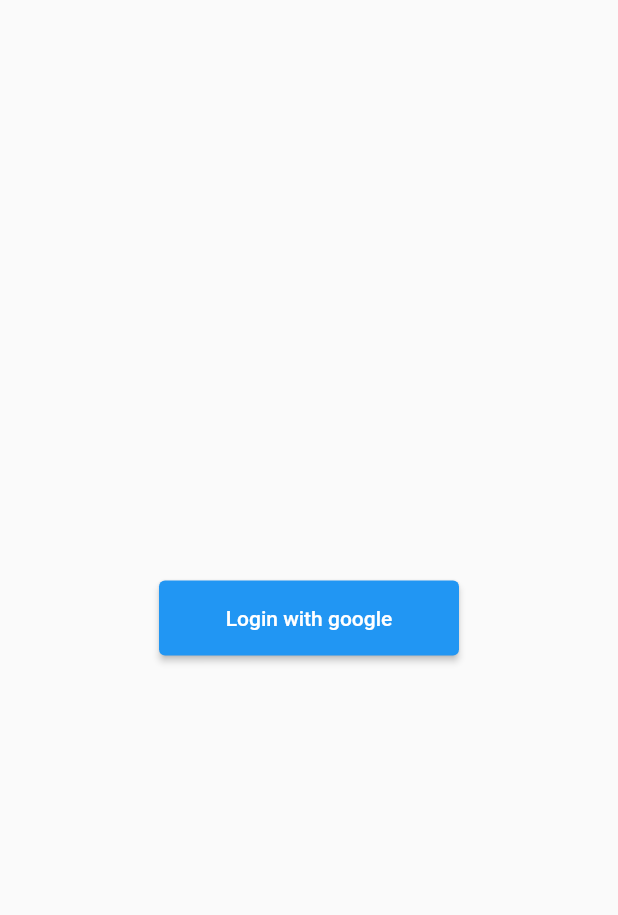
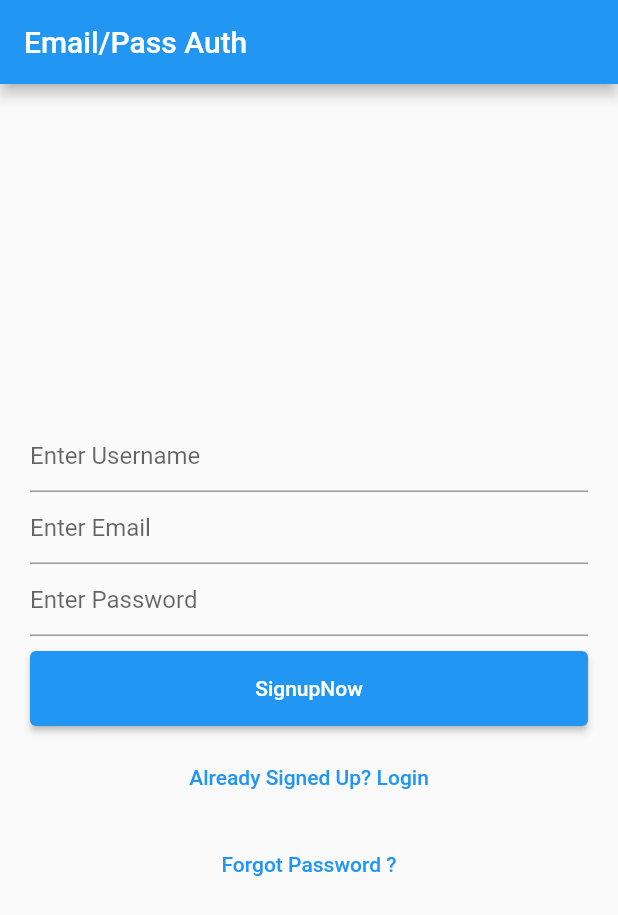
Before and after one commit to Soni895/Vhiaan_6.0, a Flutter app: the screen it shows after launch, on a phone screen of 412 x 824 dp. Shown: the top 915 px of the screen. Run offline on Flutter 3.47's test engine with Material 2 defaults, Android fonts, the phone set to English and light mode, and no system bars; our stand-ins replace cloud_firestore, dot_navigation_bar, firebase_auth, firebase_core, google_maps_flutter, google_sign_in; accounts and stored records are empty.

Commit message:
auth_added

```diff
--- a/lib/auth.dart
+++ b/lib/auth.dart
@@ -1,60 +1,202 @@
 import 'package:firebase_auth/firebase_auth.dart';
 import 'package:flutter/material.dart';
 import 'package:google_sign_in/google_sign_in.dart';
+import 'package:login_backend/signin.dart';
+import 'home.dart';
 import 'navigation.dart';
 
-class auth extends StatelessWidget {
-  const auth({Key? key}) : super(key: key);
+import 'package:flutter/material.dart';
+import 'ForgetPassword.dart';
+
+class authantication extends StatefulWidget {
+  const authantication({Key? key}) : super(key: key);
+
+  @override
+  _Day24AuthenticationState createState() => _Day24AuthenticationState();
+}
+
+class _Day24AuthenticationState extends State<authantication> {
+  final _formkey = GlobalKey<FormState>();
+  bool isLogin = false;
+  String email = '';
+  String password = '';
+  String username = '';
+  final _usernameController = TextEditingController();
+  final _emailController = TextEditingController();
+  final _passwordController = TextEditingController();
+
   @override
   Widget build(BuildContext context) {
-    String useremail = "";
     return Scaffold(
-      body: Center(
+      appBar: AppBar(
+        title: Text('Email/Pass Auth'),
+      ),
+      body: Form(
+        key: _formkey,
         child: Container(
-          height: 50,
-          width: 200,
-          child: ElevatedButton(
-              onPressed: () async {
-                // await signInWithGoogle();
-
-                Navigator.of(context).push(
-                    MaterialPageRoute(builder: (context) => Navigation()));
-              },
-              child: Text("Login with google")),
+          margin: EdgeInsets.all(20),
+          child: Column(
+            mainAxisAlignment: MainAxisAlignment.center,
+            children: [
+              !isLogin
+                  ? TextFormField(
+                      controller: _usernameController,
+                      key: ValueKey('username'),
+                      decoration: InputDecoration(hintText: "Enter Username"),
+                      validator: (value) {
+                        if (value.toString().length < 3) {
+                          return 'Username is so small';
+                        } else {
+                          return null;
+                        }
+                      },
+                      onSaved: (value) {
+                        setState(() {
+                          username = value!;
+                        });
+                      },
+                    )
+                  : Container(),
+              TextFormField(
+                controller: _emailController,
+                key: ValueKey('email'),
+                decoration: InputDecoration(hintText: "Enter Email"),
+                validator: (value) {
+                  if (!(value.toString().contains('@'))) {
+                    return 'Invalid Email';
+                  } else {
+                    return null;
+                  }
+                },
+                onSaved: (value) {
+                  setState(() {
+                    email = value!;
+                  });
+                },
+              ),
+              TextFormField(
+                controller: _passwordController,
+                obscureText: true,
+                key: ValueKey('password'),
+                decoration: InputDecoration(hintText: "Enter Password"),
+                validator: (value) {
+                  if (value.toString().length < 6) {
+                    return 'Password is so small';
+                  } else {
+                    return null;
+                  }
+                },
+                onSaved: (value) {
+                  setState(() {
+                    password = value!;
+                  });
+                },
+              ),
+              SizedBox(
+                height: 10,
+              ),
+              Container(
+                  width: double.infinity,
+                  height: 50,
+                  child: ElevatedButton(
+                      onPressed: () {
+                        if (_formkey.currentState!.validate()) {
+                          _formkey.currentState!.save();
+                          isLogin
+                              ? signin(email, password)
+                              : signup(email, password);
+                          Navigator.push(
+                              context,
+                              MaterialPageRoute(
+                                builder: (context) => Navigation(),
+                              ));
+                        }
+                      },
+                      child: isLogin ? Text('Login') : Text('SignupNow'))),
+              SizedBox(
+                height: 10,
+              ),
+              TextButton(
+                  onPressed: () {
+                    setState(() {
+                      isLogin = !isLogin;
+                    });
+                  },
+                  child: isLogin
+                      ? Text("Don't have an account? Signup")
+                      : Text('Already Signed Up? Login')),
+              SizedBox(
+                height: 10,
+              ),
+              TextButton(
+                  onPressed: () {
+                    Navigator.push(
+                        context,
+                        MaterialPageRoute(
+                          builder: (context) => ForgetPassword(),
+                        ));
+                  },
+                  child: Text("Forgot Password ?"))
+            ],
+          ),
         ),
       ),
     );
   }
+}
 
-  // signInWithGoogle() async {
-  //   GoogleSignInAccount? googleUser = await GoogleSignIn().signIn();
+// class auth extends StatelessWidget {
+//   const auth({Key? key}) : super(key: key);
+//   @override
+//   Widget build(BuildContext context) {
+//     String useremail = "";
+//     return Scaffold(
+//       body: Center(
+//         child: Container(
+//           height: 50,
+//           width: 200,
+//           child: ElevatedButton(
+//               onPressed: () async {
+//                 // await signInWithGoogle();
 
-  //   GoogleSignInAuthentication? googleauth = await googleUser?.authentication;
+//                 Navigator.of(context).push(
+//                     MaterialPageRoute(builder: (context) => Navigation()));
+//               },
+//               child: Text("Login with google")),
+//         ),
+//       ),
+//     );
+//   }
 
-  //   AuthCredential credential = GoogleAuthProvider.credential(
-  //     accessToken: googleauth?.accessToken,
-  //     idToken: googleauth?.idToken,
-  //   );
-  //   UserCredential? userCredential =
-  //       await FirebaseAuth.instance.signInWithCredential(credential);
-  //   print(userCredential.user?.displayName);
-  // }
+//   // signInWithGoogle() async {
+//   //   GoogleSignInAccount? googleUser = await GoogleSignIn().signIn();
 
-  Future<UserCredential> signInWithGoogle() async {
-    // Trigger the authentication flow
-    final GoogleSignInAccount? googleUser = await GoogleSignIn().signIn();
+//   //   GoogleSignInAuthentication? googleauth = await googleUser?.authentication;
 
-    // Obtain the auth details from the request
-    final GoogleSignInAuthentication? googleAuth =
-        await googleUser?.authentication;
+//   //   AuthCredential credential = GoogleAuthProvider.credential(
+//   //     accessToken: googleauth?.accessToken,
+//   //     idToken: googleauth?.idToken,
+//   //   );
+//   //   UserCredential? userCredential =
+//   //       await FirebaseAuth.instance.signInWithCredential(credential);
+//   //   print(userCredential.user?.displayName);
+//   // }
 
-    // Create a new credential
-    final credential = GoogleAuthProvider.credential(
-      accessToken: googleAuth?.accessToken,
-      idToken: googleAuth?.idToken,
-    );
+//   Future<UserCredential> signInWithGoogle() async {
+//     // Trigger the authentication flow
+//     final GoogleSignInAccount? googleUser = await GoogleSignIn().signIn();
 
-    // Once signed in, return the UserCredential
-    return await FirebaseAuth.instance.signInWithCredential(credential);
-  }
-}
+//     // Obtain the auth details from the request
+//     final GoogleSignInAuthentication? googleAuth =
+//         await googleUser?.authentication;
+
+//     // Create a new credential
+//     final credential = GoogleAuthProvider.credential(
+//       accessToken: googleAuth?.accessToken,
+//       idToken: googleAuth?.idToken,
+//     );
+
+//     // Once signed in, return the UserCredential
+//     return await FirebaseAuth.instance.signInWithCredential(credential);
+//   }
+// }import 'package:cloud_firestore/cloud_firestore.dart';
--- a/lib/main.dart
+++ b/lib/main.dart
@@ -10,7 +10,7 @@ import 'package:provider/provider.dart';
 import 'auth.dart';
 import 'home.dart';
 
-void main()async {
+void main() async {
   WidgetsFlutterBinding.ensureInitialized();
   await Firebase.initializeApp();
   runApp(const MyApp());
@@ -22,17 +22,18 @@ class MyApp extends StatelessWidget {
   Widget build(BuildContext context) {
     return MultiProvider(
       providers: [
-        ChangeNotifierProvider(create: (context) => LoginManager(),)
-],
-        child:MaterialApp(
-          title: 'Flutter Demo',
-          theme: ThemeData(
-            primarySwatch: Colors.blue,
-          ),
-          home:  auth(),
-
+        ChangeNotifierProvider(
+          create: (context) => LoginManager(),
+        )
+      ],
+      child: MaterialApp(
+        title: 'Flutter Demo',
+        theme: ThemeData(
+          primarySwatch: Colors.blue,
         ),
-
+        // home: Navigation(),
+        home: authantication(),
+      ),
     );
   }
 }
--- /dev/null
+++ b/lib/signin.dart
@@ -0,0 +1,41 @@
+import 'package:cloud_firestore/cloud_firestore.dart';
+import 'package:firebase_auth/firebase_auth.dart';
+import 'package:flutter/material.dart';
+
+signup(String email, String password) async {
+  try {
+    UserCredential userCredential = await FirebaseAuth.instance
+        .createUserWithEmailAndPassword(email: email, password: password);
+    print('/////// Success ////////');
+    addUserDetails(email, password);
+  } on FirebaseAuthException catch (e) {
+    if (e.code == 'weak-password') {
+      print('The password provided is too weak.');
+    } else if (e.code == 'email-already-in-use') {
+      print('The account already exists for that email.');
+    }
+  } catch (e) {
+    print(e);
+  }
+}
+
+Future addUserDetails(String email, String password) async {
+  await FirebaseFirestore.instance.collection("users").add({
+    "email": email,
+    "password": password,
+  });
+}
+
+signin(String email, password) async {
+  try {
+    UserCredential userCredential = await FirebaseAuth.instance
+        .signInWithEmailAndPassword(email: email, password: password);
+    print('/////// Success ////////');
+  } on FirebaseAuthException catch (e) {
+    if (e.code == 'user-not-found') {
+      print('No user found for that email.');
+    } else if (e.code == 'wrong-password') {
+      print('Wrong password provided for that user.');
+    }
+  }
+}
```
Also changed, not shown: lib/ForgetPassword.dart (added, +75 -0 lines).
